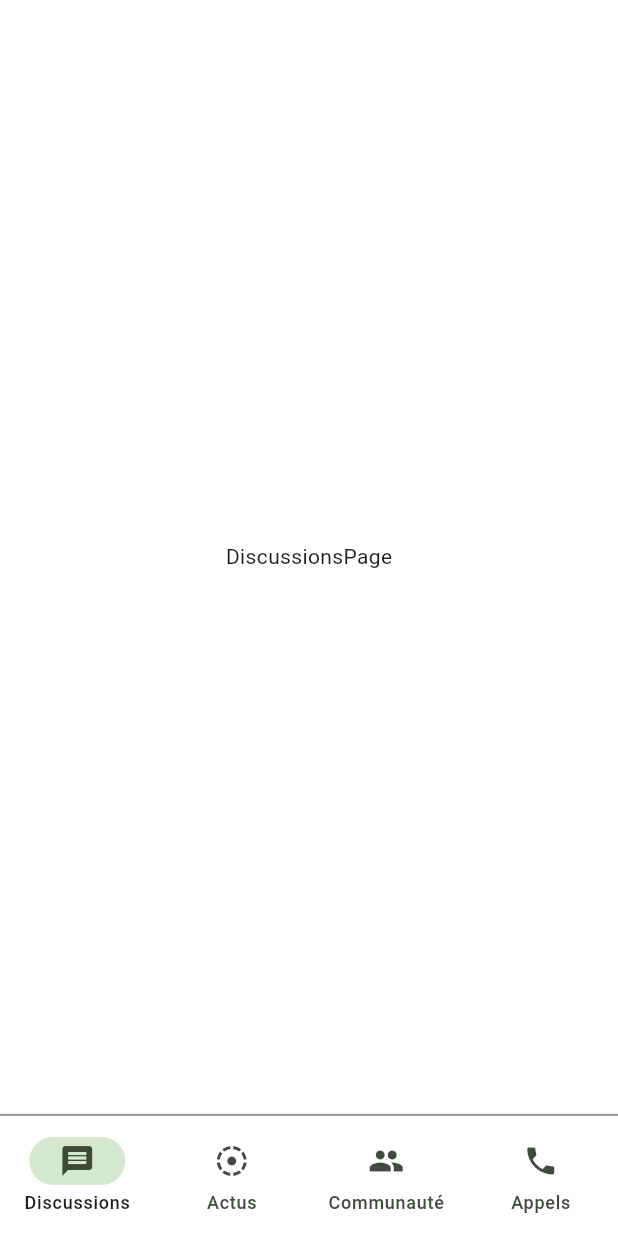
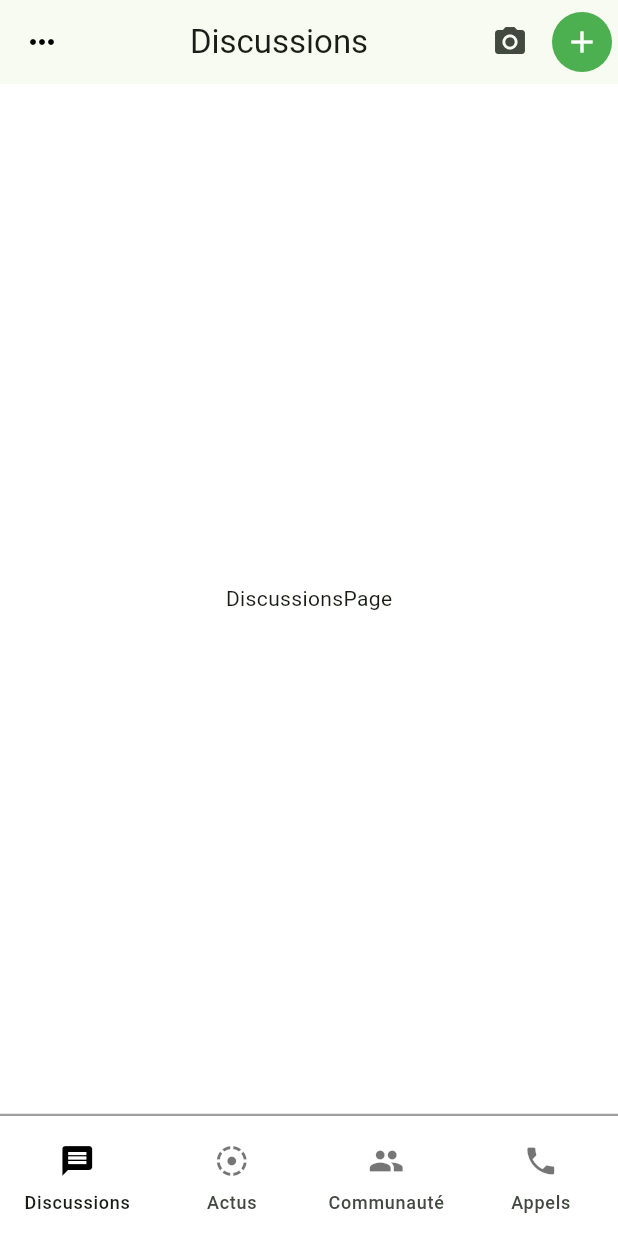
Before and after one commit to LINDEX171/appli02, a Flutter app: the screen it shows after launch, on a phone screen of 412 x 824 dp. Run offline on Flutter 3.47's test engine with Material 3 defaults, Android fonts, the phone set to English and light mode, and no system bars.

Commit message:
appbar whatsapp

```diff
--- a/lib/main.dart
+++ b/lib/main.dart
@@ -15,6 +15,7 @@
   Widget build(BuildContext context) {
     return MaterialApp(
       title: 'Flutter Demo',
+      debugShowCheckedModeBanner: false,
       theme: ThemeData(colorSchemeSeed: Colors.green,
       scaffoldBackgroundColor: Colors.white),
       home:  HomePage(),
@@ -42,10 +43,31 @@
   Widget build(BuildContext context) {
     return Scaffold(
       backgroundColor: Colors.white,
+      appBar: AppBar(
+        leading:IconButton(
+          style: IconButton.styleFrom(backgroundColor: Colors.white10,elevation: 10),
+              // style: IconButton.styleFrom(shape: CircleBorder(side: BorderSide(width: 10)),backgroundColor: Colors.blueAccent),
+               // padding: EdgeInsets.only(left: 20),
+                onPressed: () {
+            }, icon: Icon(Icons.more_horiz,color: Colors.black,)),
+        title: Center(child: Text("Discussions",)),
+       actions: [
+         IconButton(onPressed: () {
+
+         }, icon: Icon(Icons.photo_camera)),
+         IconButton(
+             style: IconButton.styleFrom(backgroundColor: Colors.green,),
+             onPressed: () {
+
+         }, icon: Icon(Icons.add,color: Colors.white,))
+       ],
+
+      ),
       body:pages[pagesindex],
       bottomNavigationBar: Container(
         decoration: BoxDecoration(border: Border(top: BorderSide(color: Colors.grey,width: 1.5))),
         child: NavigationBar(
+          indicatorColor: Colors.transparent,
           selectedIndex: pagesindex,
           onDestinationSelected: (int index) {
             setState(() {
@@ -55,13 +77,13 @@
           backgroundColor: Colors.white,
           destinations: [
             NavigationDestination(
-                icon: Icon(Icons.message), label: "Discussions",),
+                icon: Icon(Icons.message, color: Colors.black54,), label: "Discussions", selectedIcon:Icon(Icons.message, color: Colors.black,) ,),
             NavigationDestination(
-              icon: Icon(Icons.filter_tilt_shift), label: "Actus",),
+              icon: Icon(Icons.filter_tilt_shift,color: Colors.black54,), label: "Actus",selectedIcon:Icon(Icons.filter_tilt_shift, color: Colors.black,) ,),
             NavigationDestination(
-              icon: Icon(Icons.group), label: "Communauté",),
+              icon: Icon(Icons.group,color: Colors.black54,), label: "Communauté",selectedIcon:Icon(Icons.group, color: Colors.black,) ,),
             NavigationDestination(
-              icon: Icon(Icons.phone), label: "Appels",)
+              icon: Icon(Icons.phone,color: Colors.black54,), label: "Appels",selectedIcon:Icon(Icons.phone, color: Colors.black,) ,)
           ],
         ),
       ),
```
